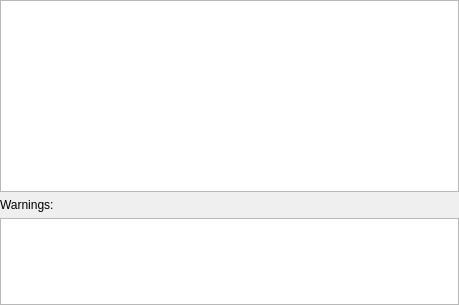
This is vbox/src/VBox/Frontends/VirtualBox/src/widgets/VBoxApplianceEditorWgt.ui in jljuxgm/vboxgit as Qt 5 draws it before an edit. The edited form follows.
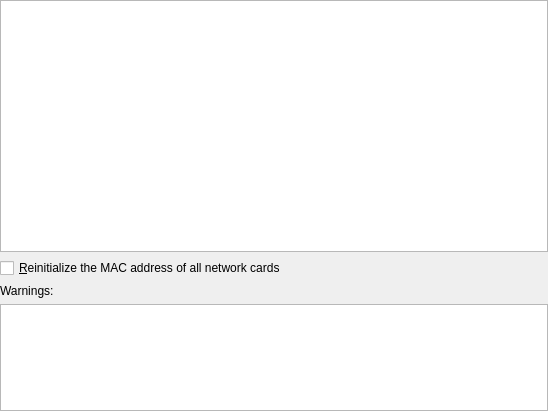
This is the edited form.

The edit to the form file:
```diff
--- a/vbox/src/VBox/Frontends/VirtualBox/src/widgets/VBoxApplianceEditorWgt.ui
+++ b/vbox/src/VBox/Frontends/VirtualBox/src/widgets/VBoxApplianceEditorWgt.ui
@@ -19,8 +19,8 @@
    <rect>
     <x>0</x>
     <y>0</y>
-    <width>459</width>
-    <height>305</height>
+    <width>548</width>
+    <height>411</height>
    </rect>
   </property>
   <layout class="QVBoxLayout" name="verticalLayout_2">
@@ -37,6 +37,16 @@
      </property>
     </widget>
    </item>
+   <item>
+    <widget class="QCheckBox" name="mReinitMACsCheckBox">
+     <property name="toolTip">
+      <string>When checked a new unique MAC address will assigned to all configured network cards.</string>
+     </property>
+     <property name="text">
+      <string>&amp;Reinitialize the MAC address of all network cards</string>
+     </property>
+    </widget>
+   </item>
    <item>
     <widget class="QWidget" name="mWarningWidget" native="true">
      <property name="sizePolicy">
@@ -46,9 +56,6 @@
       </sizepolicy>
      </property>
      <layout class="QVBoxLayout" name="verticalLayout">
-      <property name="sizeConstraint">
-       <enum>QLayout::SetDefaultConstraint</enum>
-      </property>
       <property name="margin">
        <number>0</number>
       </property>
```
Left out of the diff: 2 changed lines with no effect on the pictures.
